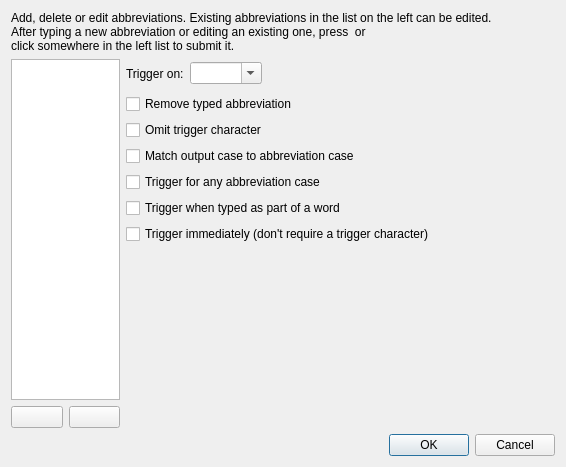
First picture: the form in lib/autokey/qtui/resources/ui/abbrsettings.ui, repository autokey/autokey, before the edit.
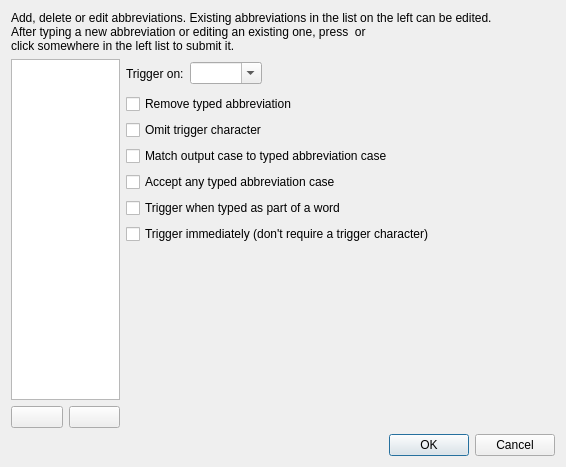
Second picture: the form after the edit. Icons and pictures are not drawn.

Commit message: Change dialog labels for ignoreCase/matchCase settings

```diff
--- a/lib/autokey/qtui/resources/ui/abbrsettings.ui
+++ b/lib/autokey/qtui/resources/ui/abbrsettings.ui
@@ -65,7 +65,7 @@
    <item row="5" column="2" colspan="3">
     <widget class="QCheckBox" name="ignoreCaseCheckbox">
      <property name="text">
-      <string>Trigger for any abbreviation case</string>
+      <string>Accept any typed abbreviation case</string>
      </property>
     </widget>
    </item>
@@ -79,7 +79,7 @@
    <item row="4" column="2" colspan="3">
     <widget class="QCheckBox" name="matchCaseCheckbox">
      <property name="text">
-      <string>Match output case to abbreviation case</string>
+      <string>Match output case to typed abbreviation case</string>
      </property>
     </widget>
    </item>
```
The commit also changes 1 other file.
